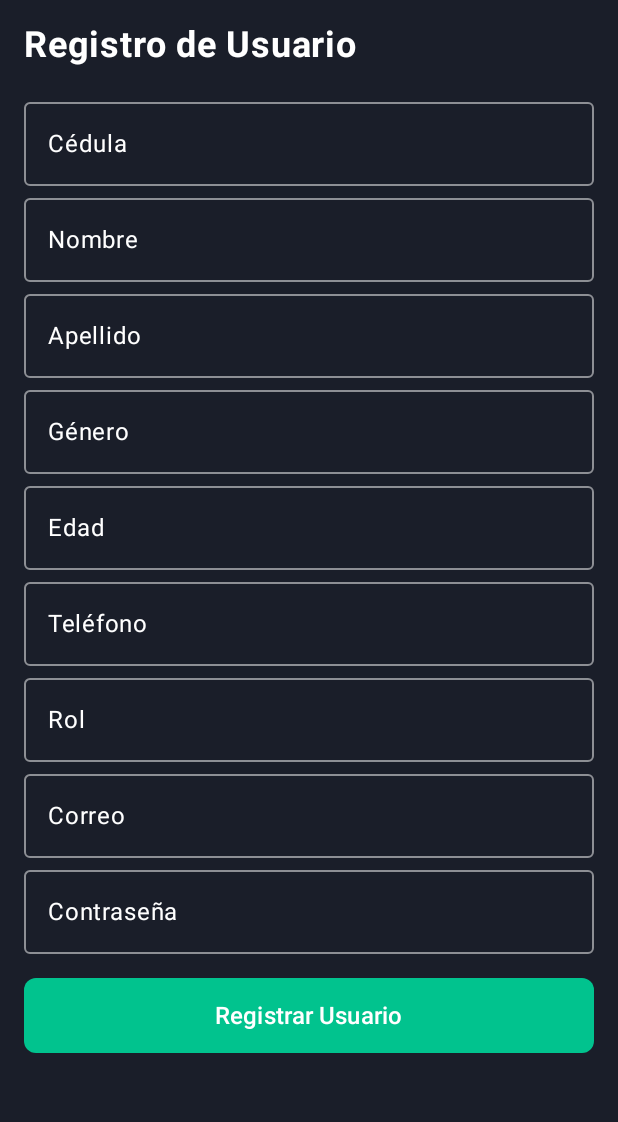
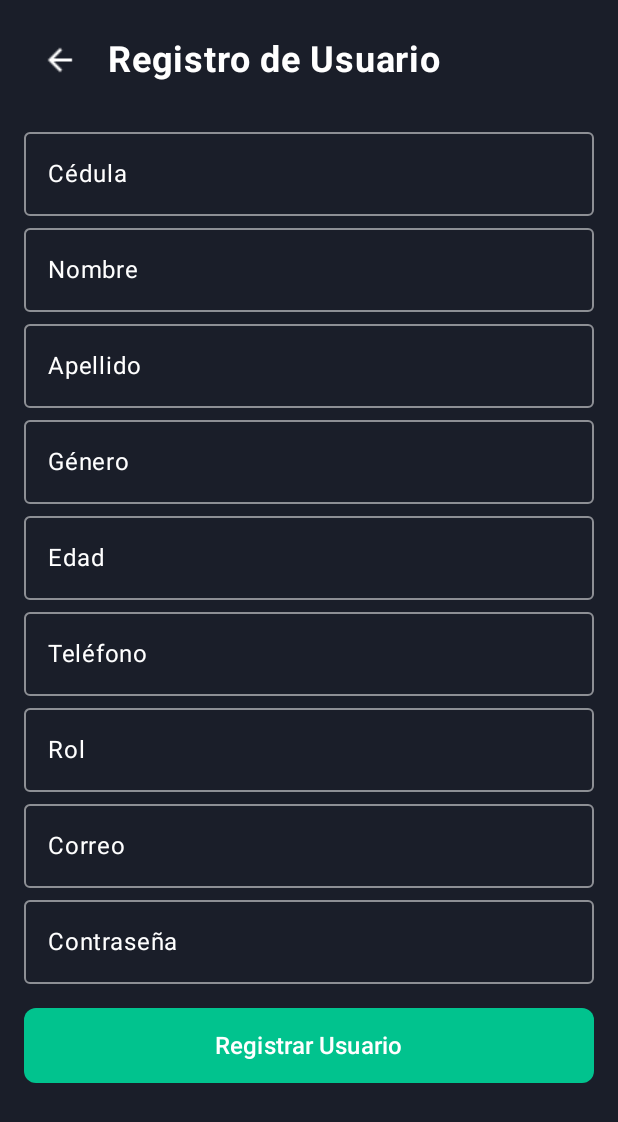
Before and after one commit to JuanJHernandezA/ProyectoMoviles, an Android app built with Jetpack Compose: the AddUserScreen screen opened through its navigation route, on a phone screen of 412 x 824 dp. Shown: the top 1122 px of the screen. Run offline under Robolectric (Android 15) with nearby library versions, the phone set to English and light mode, and no system bars; our stand-ins replace Firebase (no records; nobody signed in at launch, a user with empty details on screens opened directly).

Commit message:
Se agrego boton regresar en la ventana AddUserScreen.kt

```diff
--- a/app/src/main/java/com/example/calendapp/MainActivity.kt
+++ b/app/src/main/java/com/example/calendapp/MainActivity.kt
@@ -67,7 +67,8 @@ class MainActivity : ComponentActivity() {
                     }
                     composable("agregar_usuario") {
                         AddUserScreen(
-                            onUserCreated = { navController.navigateUp() }
+                            onUserCreated = { navController.navigateUp() },
+                            onBackClick = { navController.navigateUp() }
                         )
                     }
                     composable("agregar_turno") {
--- a/app/src/main/java/com/example/calendapp/registerUser/AddUserScreen.kt
+++ b/app/src/main/java/com/example/calendapp/registerUser/AddUserScreen.kt
@@ -10,6 +10,7 @@ import androidx.compose.runtime.*
 import androidx.compose.ui.Alignment
 import androidx.compose.ui.Modifier
 import androidx.compose.ui.graphics.Color
+import androidx.compose.ui.res.painterResource
 import androidx.compose.ui.text.TextStyle
 import androidx.compose.ui.text.font.FontWeight
 import androidx.compose.ui.text.input.PasswordVisualTransformation
@@ -18,6 +19,7 @@ import androidx.compose.ui.unit.dp
 import androidx.compose.ui.unit.sp
 import androidx.lifecycle.compose.collectAsStateWithLifecycle
 import androidx.lifecycle.viewmodel.compose.viewModel
+import com.example.calendapp.R
 import com.example.calendapp.login.LoginScreen
 import com.example.calendapp.login.LoginViewModel
 import com.example.calendapp.ui.theme.*
@@ -27,7 +29,8 @@ import com.example.calendapp.ui.theme.*
 @Composable
 fun AddUserScreen(
     viewModel: AddUserViewModel = viewModel(),
-    onUserCreated: () -> Unit
+    onUserCreated: () -> Unit,
+    onBackClick: () -> Unit = {}
 ) {
     val userState by viewModel.userState.collectAsStateWithLifecycle()
 
@@ -44,13 +47,29 @@ fun AddUserScreen(
             .background(BackgroundColor)
             .verticalScroll(rememberScrollState())
     ) {
+        Row(
+            modifier = Modifier
+                .fillMaxWidth()
+                .padding(16.dp),
+            verticalAlignment = Alignment.CenterVertically
+        ) {
+            IconButton(onClick = onBackClick) {
+                Icon(
+                    painter = painterResource(id = R.drawable.arrow_back),
+                    contentDescription = "Botón de regreso",
+                    modifier = Modifier.size(24.dp),
+                    tint = White
+                )
+            }
+
             Text(
                 text = "Registro de Usuario",
                 fontSize = 24.sp,
                 color = White,
                 fontWeight = FontWeight.Bold,
-            modifier = Modifier.padding(16.dp)
+                modifier = Modifier.padding(start = 8.dp)
             )
+        }
 
         // Campo de Cédula
         OutlinedTextField(
```
Lines whose indentation alone changed are shown as unchanged.
